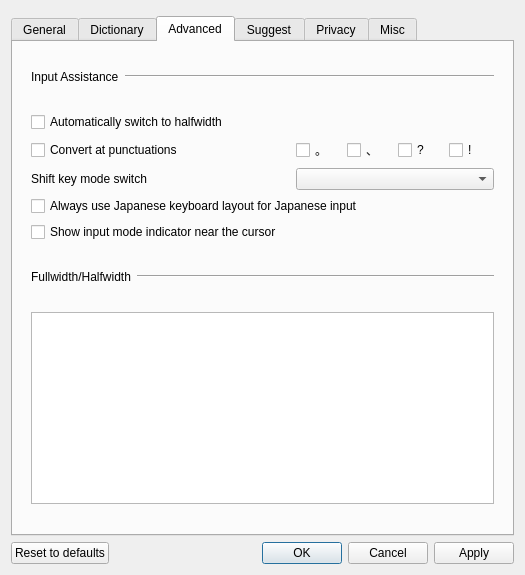
First picture: the form in src/gui/config_dialog/config_dialog.ui, repository marinaMoji/marinaMoji, before the edit.
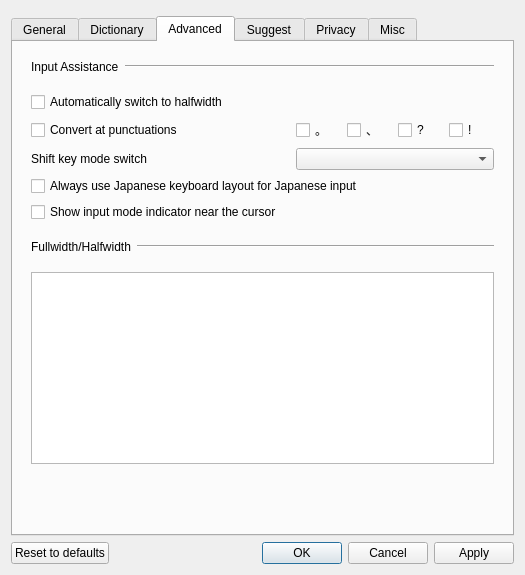
Second picture: the form after the edit. The open tabs and pages were chosen to show the change. Custom widgets are drawn as their Qt base class.

```diff
--- a/src/gui/config_dialog/config_dialog.ui
+++ b/src/gui/config_dialog/config_dialog.ui
@@ -1079,6 +1079,19 @@
            </layout>
           </widget>
          </item>
+         <item>
+          <spacer name="verticalSpacer_inputSupport">
+           <property name="orientation">
+            <enum>Qt::Orientation::Vertical</enum>
+           </property>
+           <property name="sizeHint" stdset="0">
+            <size>
+             <width>20</width>
+             <height>40</height>
+            </size>
+           </property>
+          </spacer>
+         </item>
         </layout>
        </widget>
        <widget class="QWidget" name="suggestionsTab">
```
